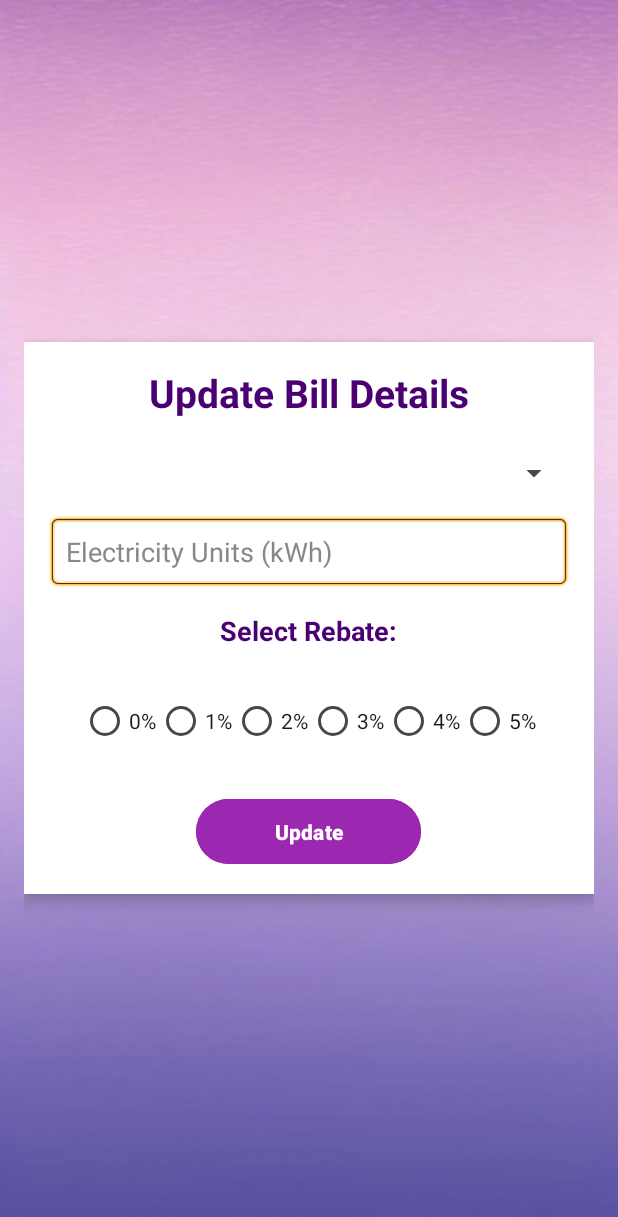
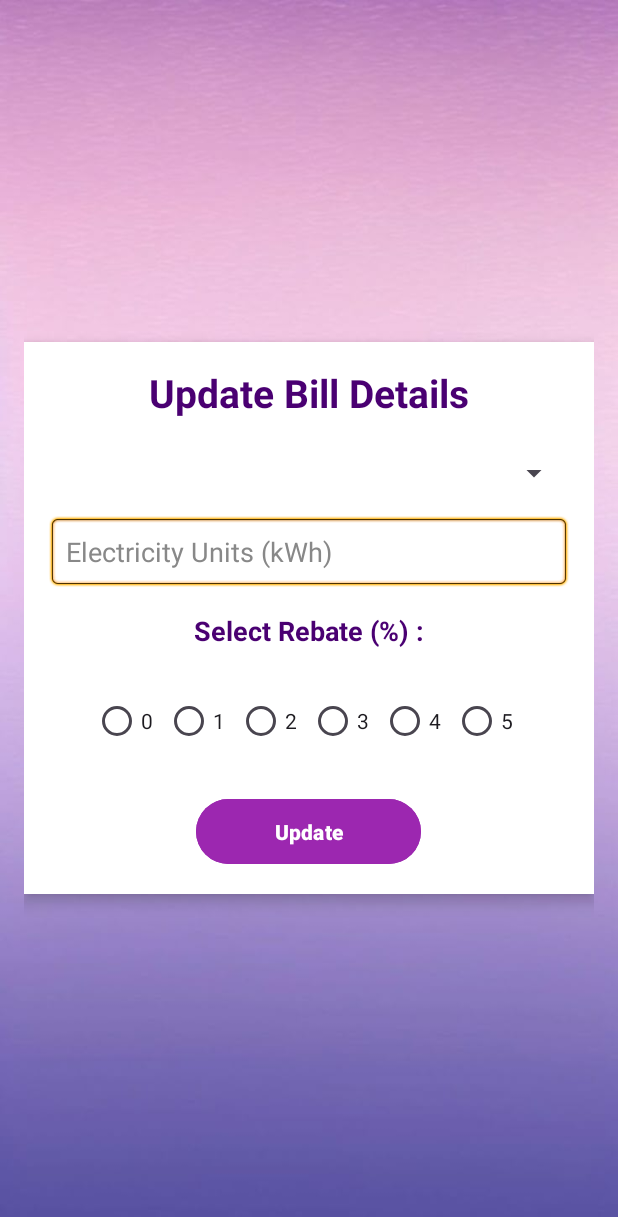
Before and after one commit to ainaaqilah/ElectroBillz_App, an Android app: the UpdateBillActivity screen opened directly, with no data from a screen before it, on a phone screen of 412 x 824 dp. Shown: the top 1217 px of the screen. Run offline under Robolectric (Android 15) with nearby library versions, the phone set to English and light mode, and no system bars; 1 statement that could not run was skipped.

Commit message:
Updated logic in activity_update_bill.xml

```diff
--- a/app/src/main/res/layout/activity_update_bill.xml
+++ b/app/src/main/res/layout/activity_update_bill.xml
@@ -55,7 +55,7 @@
         <TextView
             android:layout_width="wrap_content"
             android:layout_height="wrap_content"
-            android:text="Select Rebate:"
+            android:text="Select Rebate (%) :"
             android:textSize="18sp"
             android:textStyle="bold"
             android:layout_marginBottom="8dp"
@@ -74,37 +74,37 @@
                 android:id="@+id/radioUpdate0"
                 android:layout_width="wrap_content"
                 android:layout_height="wrap_content"
-                android:text="0%" />
+                android:text="0" />
 
             <RadioButton
                 android:id="@+id/radioUpdate1"
                 android:layout_width="wrap_content"
                 android:layout_height="wrap_content"
-                android:text="1%" />
+                android:text="1" />
 
             <RadioButton
                 android:id="@+id/radioUpdate2"
                 android:layout_width="wrap_content"
                 android:layout_height="wrap_content"
-                android:text="2%" />
+                android:text="2" />
 
             <RadioButton
                 android:id="@+id/radioUpdate3"
                 android:layout_width="wrap_content"
                 android:layout_height="wrap_content"
-                android:text="3%" />
+                android:text="3" />
 
             <RadioButton
                 android:id="@+id/radioUpdate4"
                 android:layout_width="wrap_content"
                 android:layout_height="wrap_content"
-                android:text="4%" />
+                android:text="4" />
 
             <RadioButton
                 android:id="@+id/radioUpdate5"
                 android:layout_width="wrap_content"
                 android:layout_height="wrap_content"
-                android:text="5%" />
+                android:text="5" />
         </RadioGroup>
 
         <!-- Update Button -->
```
